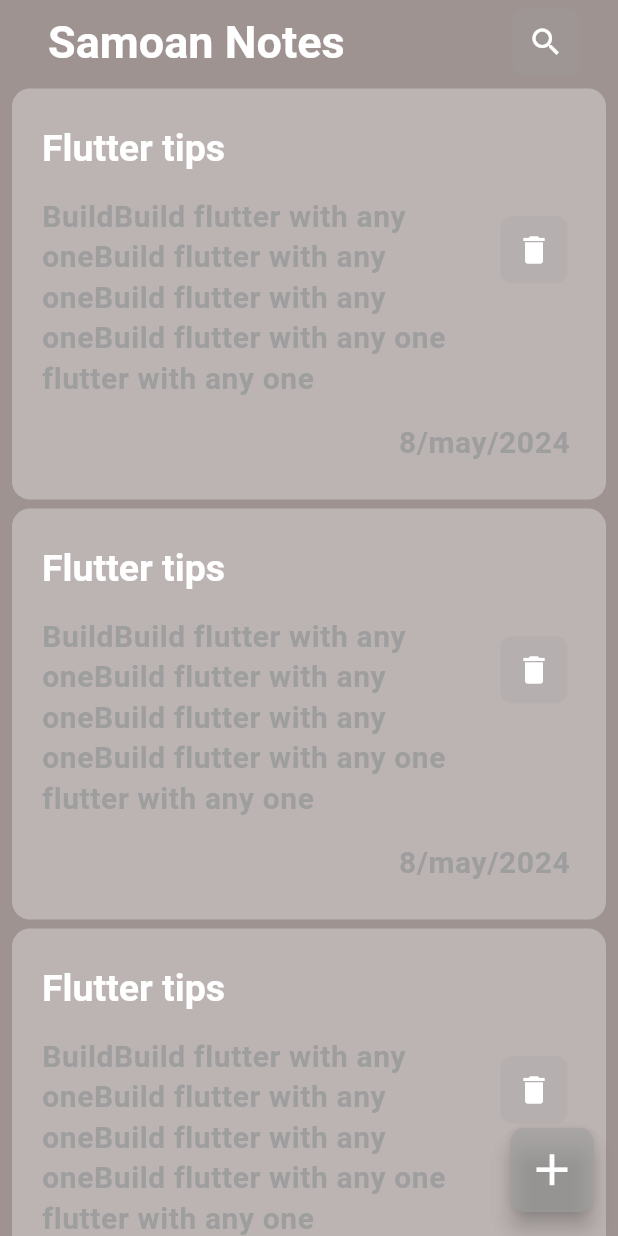
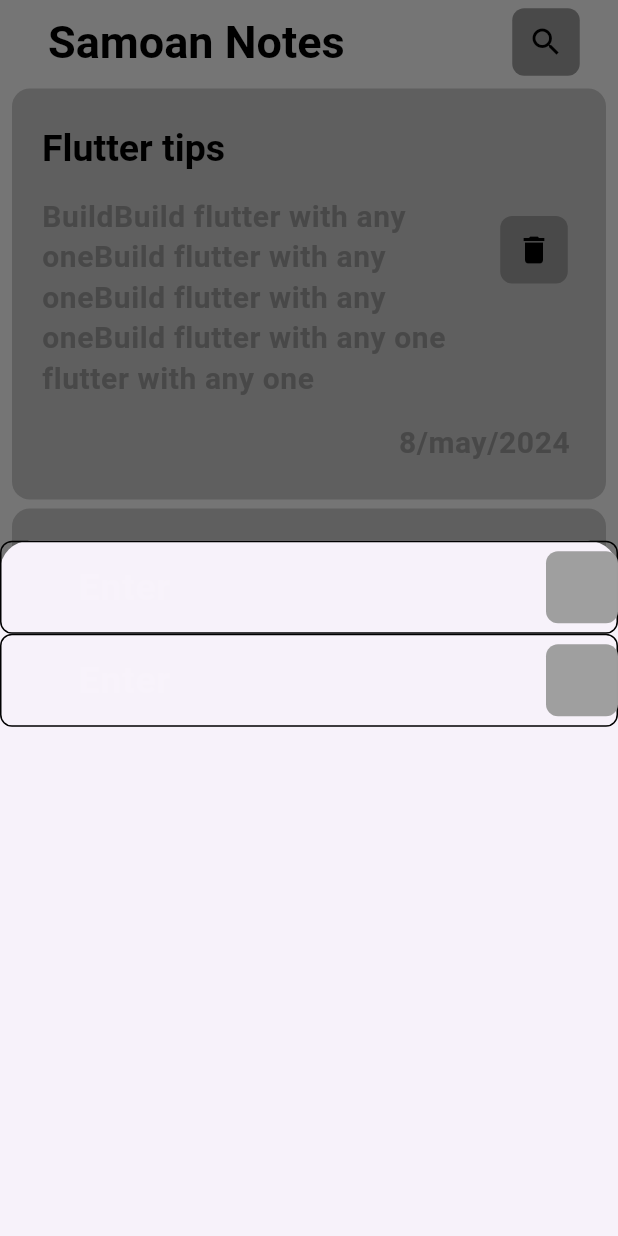
Before and after one commit to abdellahmuhammed/notes_app, a Flutter app: the screen it shows after launch, after a tap on the "add" icon, on a phone screen of 412 x 824 dp. Run offline on Flutter 3.47's test engine with Material 3 defaults, Android fonts, the phone set to English and light mode, and no system bars.

Commit message:
refactor Code

```diff
--- /dev/null
+++ b/lib/Shared/Widgets/CustomTextFormField.dart
@@ -0,0 +1,52 @@
+// ignore_for_file: file_names
+
+import 'package:flutter/material.dart';
+
+class CustomTextFormField extends StatelessWidget {
+  final GlobalKey<FormState>? formKey;
+  final String label;
+  final TextEditingController? controller;
+  final IconData? prefixIcon;
+  final IconData? suffixIcon;
+  final bool? passwordSecure;
+  final String stringValidate;
+  final TextInputType? keyboardType;
+  final Function(String)? onChanged;
+  final Function(String) onFieldSubmitted;
+  final double radius;
+
+  const CustomTextFormField({
+    super.key,
+    this.formKey,
+    required this.label,
+    this.prefixIcon,
+    this.stringValidate = 'some info is missed',
+    this.suffixIcon,
+    this.controller,
+    this.passwordSecure = false,
+    this.keyboardType,
+    this.onChanged,
+    required this.onFieldSubmitted,
+    this.radius =10,
+  });
+
+  @override
+  Widget build(BuildContext context) {
+    return TextFormField(
+      onChanged: onChanged,
+      keyboardType: keyboardType,
+      controller: controller,
+      obscureText: passwordSecure!,
+      decoration: InputDecoration(
+        border: OutlineInputBorder(borderRadius: BorderRadius.circular(radius)),
+        label: Text(label, maxLines: 1, overflow: TextOverflow.ellipsis),
+        prefixIcon: Icon(prefixIcon),
+        suffixIcon: IconButton(
+          onPressed: () {},
+          icon: Icon(suffixIcon),
+        ),
+      ),
+      onFieldSubmitted: onFieldSubmitted,
+    );
+  }
+}
--- /dev/null
+++ b/lib/Shared/Widgets/NoteShowModalBottomSheet.dart
@@ -0,0 +1,22 @@
+import 'package:flutter/material.dart';
+import 'package:notes_app/Shared/Widgets/CustomTextFormField.dart';
+
+class NoteShowModalBottomSheet extends StatelessWidget {
+  const NoteShowModalBottomSheet({super.key});
+
+  @override
+  Widget build(BuildContext context) {
+    return Container(
+      decoration: BoxDecoration(
+        borderRadius: BorderRadius.circular(8),
+
+      ),
+      child: Column(
+        children: [
+          CustomTextFormField(onFieldSubmitted: (String ) {  }, label: 'Enter',),
+          CustomTextFormField(onFieldSubmitted: (String ) {  }, label: 'Enter',),
+        ],
+      ),
+    );
+  }
+}
--- a/lib/Shared/Widgets/NotesItem.dart
+++ b/lib/Shared/Widgets/NotesItem.dart
@@ -1,4 +1,5 @@
 import 'package:flutter/material.dart';
+import 'package:notes_app/Shared/Constant.dart';
 
 class NotesItem extends StatelessWidget {
   const NotesItem({
@@ -11,7 +12,7 @@ class NotesItem extends StatelessWidget {
       padding: const EdgeInsets.only(left: 4),
       decoration: BoxDecoration(
         borderRadius: BorderRadius.circular(12),
-        color: Colors.white30,
+        color: Colors.grey.withOpacity(0.5),
       ),
       child: Column(
         crossAxisAlignment: CrossAxisAlignment.end,
@@ -19,6 +20,7 @@ class NotesItem extends StatelessWidget {
           ListTile(
             trailing: IconButton(
               onPressed: () {},
+color: Colors.black,
               icon: const Icon(
                 Icons.delete,
                 size: 24,
--- a/lib/Shared/themes.dart
+++ b/lib/Shared/themes.dart
@@ -4,14 +4,14 @@ import 'package:notes_app/Shared/Constant.dart';
 
 ThemeData lightThem() {
   return _themData(
-      backgroundColor: Colors.grey,
+      backgroundColor: Colors.white,
       textColor: Colors.black,
       statusBarIconBrightness: Brightness.dark);
 }
 
 ThemeData darkThem() {
   return _themData(
-    backgroundColor: Colors.brown.shade900.withOpacity(.5),
+    backgroundColor: Colors.black12,
     textColor: Colors.white,
     statusBarIconBrightness: Brightness.light,
   );
@@ -57,7 +57,8 @@ ThemeData _themData({
     iconButtonTheme: IconButtonThemeData(
       style: ButtonStyle(
         padding: WidgetStateProperty.all(EdgeInsets.zero),
-        backgroundColor: WidgetStateProperty.all(kPrimaryColor.withOpacity(.2)),
+        backgroundColor:
+            WidgetStateProperty.all(kPrimaryColor.shade500.withOpacity(.99)),
         foregroundColor: WidgetStateProperty.all(textColor),
         // child color
         minimumSize: WidgetStateProperty.all<Size?>(
@@ -66,12 +67,6 @@ ThemeData _themData({
         shape: WidgetStatePropertyAll<RoundedRectangleBorder>(
           RoundedRectangleBorder(
             borderRadius: BorderRadius.circular(8),
-          ),
-        ),
-        textStyle: WidgetStateProperty.all<TextStyle>(
-          const TextStyle(
-            fontSize: 30.0,
-            fontWeight: FontWeight.bold,
           ),
         ),
       ),
@@ -152,7 +147,7 @@ ThemeData _themData({
     ),
     floatingActionButtonTheme: FloatingActionButtonThemeData(
       iconSize: 35,
-      backgroundColor: kPrimaryColor.withOpacity(.6 ),
+      backgroundColor: kPrimaryColor.withOpacity(.6),
       foregroundColor: textColor,
       shape: RoundedRectangleBorder(
         borderRadius: BorderRadius.circular(10),
@@ -189,6 +184,5 @@ _buildIconThemeData({required Color color, double size = 30}) {
   return IconThemeData(
     color: color,
     size: size,
-
   );
 }
--- a/lib/Views/NotesView.dart
+++ b/lib/Views/NotesView.dart
@@ -1,16 +1,29 @@
+
 import 'package:flutter/material.dart';
+import 'package:notes_app/Shared/Constant.dart';
+import 'package:notes_app/Shared/Widgets/NoteShowModalBottomSheet.dart';
 import 'package:notes_app/Shared/Widgets/NotesListView.dart';
 
 class NotesView extends StatelessWidget {
   const NotesView({super.key});
 
   static String id = 'Home Screen';
-
   @override
   Widget build(BuildContext context) {
     return Scaffold(
       appBar: noteAppBar(),
-      floatingActionButton: FloatingActionButton(onPressed: (){}, child:const Icon(Icons.add),),
+      floatingActionButton: FloatingActionButton(onPressed: (){
+        showModalBottomSheet(
+          context: context,
+          shape: const RoundedRectangleBorder(
+            borderRadius: BorderRadius.only(
+              topLeft: Radius.circular(20),
+              topRight: Radius.circular(20),
+            ),
+          ),
+          builder: (context )=> const NoteShowModalBottomSheet(),
+        );
+      }, child:const Icon(Icons.add),),
       body: const NoteViewBody(),
     );
   }
@@ -27,7 +40,6 @@ AppBar noteAppBar() {
       Padding(
         padding: const EdgeInsets.only(right: 24),
         child: IconButton(
-          style: const ButtonStyle(),
           onPressed: () {},
           icon: const Icon(Icons.search),
         ),
--- a/lib/main.dart
+++ b/lib/main.dart
@@ -15,7 +15,7 @@ class NotesApp extends StatelessWidget {
   Widget build(BuildContext context) {
     return MaterialApp(
       debugShowCheckedModeBanner: false,
-      theme: darkThem(),
+      theme: lightThem(),
       routes: {
         NotesView.id : (context)=> const NotesView()
       },
```
